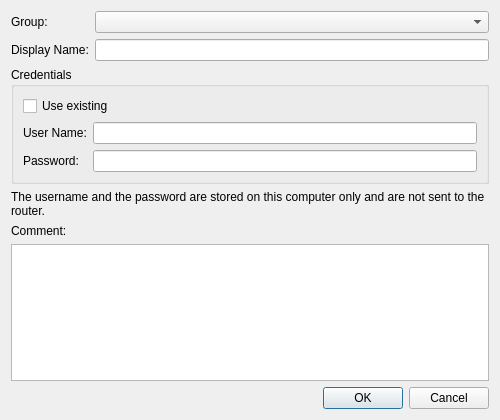
The window that source/client/desktop/management/router_host_dialog.ui (dchapyshev/aspia) describes before a commit, drawn with Qt 5.
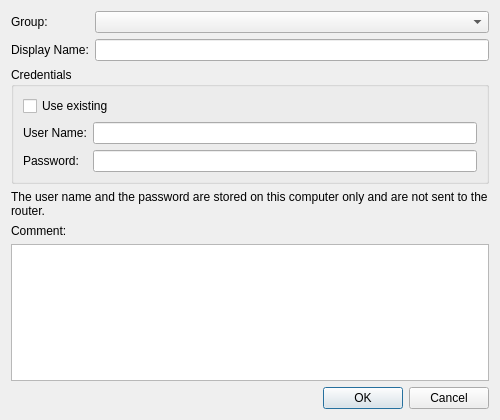
The same window after the commit. Custom widgets are drawn as their Qt base class.

The edit to the form file:
```diff
--- a/source/client/desktop/management/router_host_dialog.ui
+++ b/source/client/desktop/management/router_host_dialog.ui
@@ -125,7 +125,7 @@
    <item>
     <widget class="QLabel" name="label_credentials_note">
      <property name="text">
-      <string>The username and the password are stored on this computer only and are not sent to the router.</string>
+      <string>The user name and the password are stored on this computer only and are not sent to the router.</string>
      </property>
      <property name="wordWrap">
       <bool>true</bool>
```
